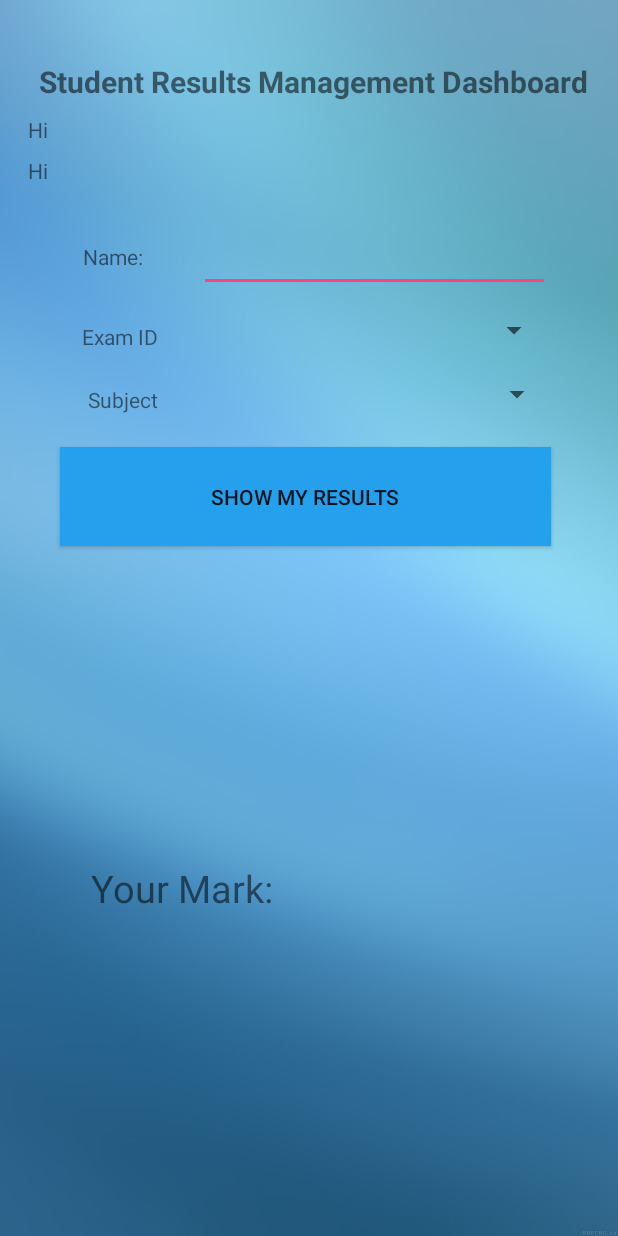
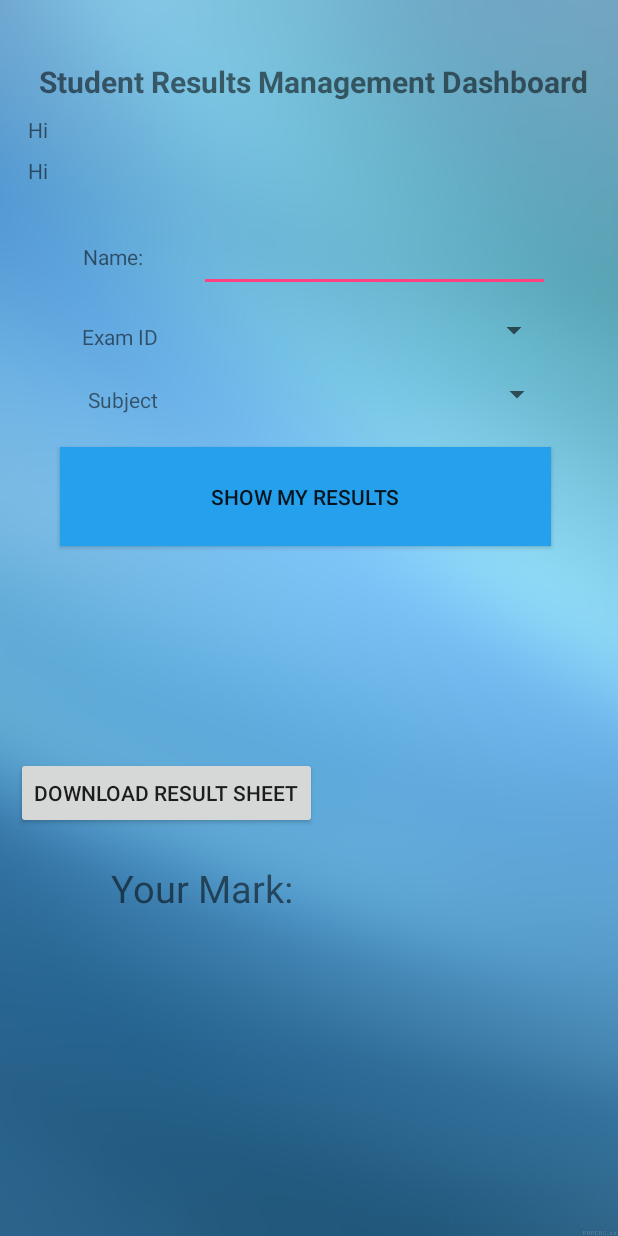
Before and after one commit to chamoddissanayake/Tuition-Management-System, an Android app: the layout activity_student_result_management_dashboard.xml on its own in the app's theme, with its tools: preview values and no code run, on a phone screen of 412 x 824 dp. Run offline under Robolectric (Android 15) with nearby library versions, the phone set to English and light mode, and no system bars.

Commit message:
Result download added.

```diff
--- a/app/src/main/AndroidManifest.xml
+++ b/app/src/main/AndroidManifest.xml
@@ -71,7 +71,7 @@
     <uses-permission android:name="android.permission.ACCESS_FINE_LOCATION" />
     <uses-permission android:name="android.permission.ACCESS_NETWORK_STATE" />
     <uses-permission android:name="android.permission.WRITE_EXTERNAL_STORAGE" />
-    <uses-permission android:name="android.permission.WRITE_EXTERNAL_STORAGE" />
+    <uses-permission android:name="android.permission.READ_EXTERNAL_STORAGE" />
     <uses-permission android:name="android.permission.INTERNET" />
     <uses-permission android:name="android.permission.SEND_SMS" />
     <uses-permission android:name="android.permission.ACCESS_COARSE_LOCATION" />
--- a/app/src/main/res/layout/activity_student_result_management_dashboard.xml
+++ b/app/src/main/res/layout/activity_student_result_management_dashboard.xml
@@ -200,14 +200,21 @@
             android:layout_height="wrap_content">
 
             <TextView
+                android:id="@+id/yourMarklbl"
                 android:layout_width="wrap_content"
                 android:layout_height="28dp"
+                android:layout_alignParentStart="true"
+                android:layout_alignParentTop="true"
+                android:layout_alignParentEnd="true"
+                android:layout_alignParentBottom="true"
+                android:layout_marginStart="63dp"
                 android:layout_marginLeft="50dp"
-                android:layout_marginTop="70dp"
+                android:layout_marginTop="36dp"
+                android:layout_marginEnd="-1dp"
+                android:layout_marginBottom="34dp"
                 android:text="Your Mark: "
-                android:textSize="25dp"
-                android:id="@+id/yourMarklbl"
-                />
+                android:textSize="25dp" />
+
             <TextView
                 android:layout_width="wrap_content"
                 android:layout_height="28dp"
@@ -219,6 +226,12 @@
                 android:id="@+id/markDisplaylbl"
                 />
 
+            <Button
+                android:id="@+id/btnResultSheet"
+                android:layout_width="wrap_content"
+                android:layout_height="wrap_content"
+                android:text="Download Result Sheet" />
+
         </RelativeLayout>
 
 
```
Also changed, not shown: app/src/main/java/com/test/tuitionmanagementsystem/StudentResultManagementDashboard.java (+180 -32 lines), app/src/main/java/com/test/tuitionmanagementsystem/TeacherAddResults.java (+3 -1 lines).
